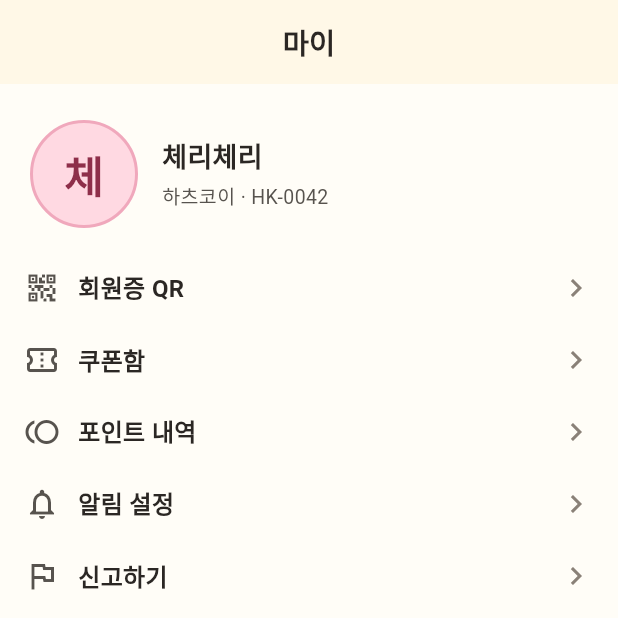
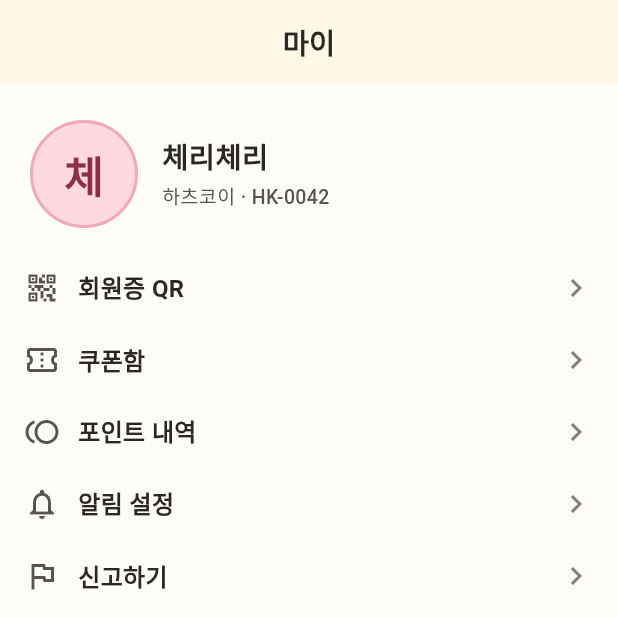
Before and after one commit to Assen-Entertainment/assen-platform, a Flutter app: the MyScreen screen opened by its route, on a phone screen of 412 x 824 dp, the top half of it. Run offline on Flutter 3.47's test engine with Material 3 defaults, Android fonts, the phone set to English and light mode, and no system bars; our stand-ins replace flutter_riverpod, go_router; Roboto replaces fonts that are missing (Pretendard).

Commit message:
Align typography leftovers with design tokens
ASS-134 closes the remaining font-size literal drift by adding explicit display.s and caption.micro typography slots, regenerating the token projection, and moving onboarding/catalog/function labels onto semantic token names. Pixel typography remains reserved for serial, stamp, and decorative caption surfaces.

Constraint: docs/design/tokens.json is the SSOT; generated Dart token files must come from Style Dictionary, not hand edits

Constraint: Figma MCP is not exposed in this session; local design docs and token SSOT were used as the available design-system authority

Rejected: Reuse pixelSize for bottom tabs and field labels | pixel is documented for serial/stamp/decorative captions only

Rejected: Modify an existing _test.dart snapshot | #31 blocks existing test edits, so ASS-134 coverage is a new test file

Confidence: high

Scope-risk: narrow

Directive: Add semantic typography slots before borrowing pixel/display values for unrelated UI roles

Tested: npm --prefix tools/tokens run build; node tools/tokens/verify-css.mjs; git diff --cached --check; git diff --exit-code generated files; rg literal check found no target literals

Not-tested: dart/flutter commands unavailable in local PATH; CI must run format/analyze/flutter tests

Co-authored-by: OmX <omx@oh-my-codex.dev>

```diff
--- a/apps/fan_app/lib/screens/my_screen.dart
+++ b/apps/fan_app/lib/screens/my_screen.dart
@@ -51,8 +51,7 @@ class MyScreen extends ConsumerWidget {
                     children: [
                       Text(
                         member.name,
-                        style: TextStyle(
-                          fontSize: 18,
+                        style: TypographyTokens.titleL.copyWith(
                           fontWeight: FontWeight.w800,
                           color: colors.ink900,
                         ),
@@ -60,7 +59,9 @@ class MyScreen extends ConsumerWidget {
                       const SizedBox(height: SpacingTokens.s1),
                       Text(
                         '${member.tierLabel} · ${member.memberNumber}',
-                        style: TextStyle(fontSize: 13, color: colors.ink700),
+                        style: TypographyTokens.label.copyWith(
+                          color: colors.ink700,
+                        ),
                       ),
                     ],
                   ),
--- a/docs/design/tokens.json
+++ b/docs/design/tokens.json
@@ -100,6 +100,7 @@
     "scale": {
       "displayL": { "$type": "typography", "$value": { "fontFamily": "{typography.fontFamily.display}", "fontSize": { "value": 36, "unit": "px" }, "lineHeight": 1.28, "fontWeight": 700 } },
       "displayM": { "$type": "typography", "$value": { "fontFamily": "{typography.fontFamily.display}", "fontSize": { "value": 28, "unit": "px" }, "lineHeight": 1.36, "fontWeight": 700 } },
+      "displayS": { "$type": "typography", "$value": { "fontFamily": "{typography.fontFamily.display}", "fontSize": { "value": 24, "unit": "px" }, "lineHeight": 1.33, "fontWeight": 700 } },
       "headline": { "$type": "typography", "$value": { "fontFamily": "{typography.fontFamily.display}", "fontSize": { "value": 22, "unit": "px" }, "lineHeight": 1.36, "fontWeight": 700 } },
       "titleL": { "$type": "typography", "$value": { "fontFamily": "{typography.fontFamily.body}", "fontSize": { "value": 19, "unit": "px" }, "lineHeight": 1.42, "fontWeight": 600 } },
       "titleM": { "$type": "typography", "$value": { "fontFamily": "{typography.fontFamily.body}", "fontSize": { "value": 16, "unit": "px" }, "lineHeight": 1.5, "fontWeight": 600 } },
@@ -107,6 +108,7 @@
       "bodyM": { "$type": "typography", "$value": { "fontFamily": "{typography.fontFamily.body}", "fontSize": { "value": 14, "unit": "px" }, "lineHeight": 1.57, "fontWeight": 400 } },
       "bodyS": { "$type": "typography", "$value": { "fontFamily": "{typography.fontFamily.body}", "fontSize": { "value": 12, "unit": "px" }, "lineHeight": 1.5, "fontWeight": 400 } },
       "label": { "$type": "typography", "$value": { "fontFamily": "{typography.fontFamily.body}", "fontSize": { "value": 13, "unit": "px" }, "lineHeight": 1.38, "fontWeight": 500 } },
+      "captionMicro": { "$type": "typography", "$value": { "fontFamily": "{typography.fontFamily.body}", "fontSize": { "value": 11, "unit": "px" }, "lineHeight": 1.45, "fontWeight": 500 } },
       "pixel": { "$type": "typography", "$value": { "fontFamily": "{typography.fontFamily.pixel}", "fontSize": { "value": 11, "unit": "px" }, "lineHeight": 1.45, "fontWeight": 400 } }
     }
   },
--- a/packages/core_tokens/lib/src/typography.gen.dart
+++ b/packages/core_tokens/lib/src/typography.gen.dart
@@ -39,6 +39,9 @@ abstract final class TypographyTokens {
   /// typography.scale.displayM — 28px.
   static const double displayMSize = 28;
 
+  /// typography.scale.displayS — 24px.
+  static const double displaySSize = 24;
+
   /// typography.scale.headline — 22px.
   static const double headlineSize = 22;
 
@@ -60,6 +63,9 @@ abstract final class TypographyTokens {
   /// typography.scale.label — 13px.
   static const double labelSize = 13;
 
+  /// typography.scale.captionMicro — 11px.
+  static const double captionMicroSize = 11;
+
   /// typography.scale.pixel — 11px.
   static const double pixelSize = 11;
 
@@ -78,6 +84,15 @@ abstract final class TypographyTokens {
     fontFamilyFallback: displayFontFamilyFallback,
     fontSize: 28,
     height: 1.36,
+    fontWeight: FontWeight.w700,
+  );
+
+  /// typography.scale.displayS — composed display 24px style.
+  static const TextStyle displayS = TextStyle(
+    fontFamily: displayFontFamily,
+    fontFamilyFallback: displayFontFamilyFallback,
+    fontSize: 24,
+    height: 1.33,
     fontWeight: FontWeight.w700,
   );
 
@@ -144,6 +159,15 @@ abstract final class TypographyTokens {
     fontWeight: FontWeight.w500,
   );
 
+  /// typography.scale.captionMicro — composed body 11px style.
+  static const TextStyle captionMicro = TextStyle(
+    fontFamily: bodyFontFamily,
+    fontFamilyFallback: bodyFontFamilyFallback,
+    fontSize: 11,
+    height: 1.45,
+    fontWeight: FontWeight.w500,
+  );
+
   /// typography.scale.pixel — composed pixel 11px style.
   static const TextStyle pixel = TextStyle(
     fontFamily: pixelFontFamily,
--- a/packages/ui_kit/lib/src/catalog.dart
+++ b/packages/ui_kit/lib/src/catalog.dart
@@ -308,9 +308,8 @@ class _Section extends StatelessWidget {
         children: [
           Text(
             title,
-            style: TextStyle(
+            style: TypographyTokens.label.copyWith(
               color: colors.ink700,
-              fontSize: 13,
               fontWeight: FontWeight.w700,
             ),
           ),
--- a/packages/ui_kit/lib/src/molecule_catalog.dart
+++ b/packages/ui_kit/lib/src/molecule_catalog.dart
@@ -364,9 +364,8 @@ class _Section extends StatelessWidget {
         children: [
           Text(
             title,
-            style: TextStyle(
+            style: TypographyTokens.label.copyWith(
               color: colors.ink700,
-              fontSize: 13,
               fontWeight: FontWeight.w700,
             ),
           ),
--- a/packages/ui_kit/lib/src/organism_catalog.dart
+++ b/packages/ui_kit/lib/src/organism_catalog.dart
@@ -369,9 +369,8 @@ class _Section extends StatelessWidget {
         children: [
           Text(
             title,
-            style: TextStyle(
+            style: TypographyTokens.label.copyWith(
               color: colors.ink700,
-              fontSize: 13,
               fontWeight: FontWeight.w700,
             ),
           ),
--- a/packages/ui_kit/lib/src/organisms/app_bar.dart
+++ b/packages/ui_kit/lib/src/organisms/app_bar.dart
@@ -151,8 +151,8 @@ class AssenTabBar extends StatelessWidget {
         elevation: 0,
         selectedItemColor: colors.roseMain,
         unselectedItemColor: colors.ink500,
-        selectedFontSize: TypographyTokens.pixelSize,
-        unselectedFontSize: TypographyTokens.pixelSize,
+        selectedFontSize: TypographyTokens.captionMicroSize,
+        unselectedFontSize: TypographyTokens.captionMicroSize,
         items: [
           for (var i = 0; i < items.length; i++)
             BottomNavigationBarItem(
--- a/packages/ui_kit/lib/src/organisms/membership_card.dart
+++ b/packages/ui_kit/lib/src/organisms/membership_card.dart
@@ -213,7 +213,7 @@ class _Field extends StatelessWidget {
         Text(
           label,
           style: TextStyle(
-            fontSize: TypographyTokens.pixelSize,
+            fontSize: TypographyTokens.captionMicroSize,
             fontWeight: FontWeight.w700,
             letterSpacing: 1,
             color: ink,
--- a/packages/ui_kit/lib/src/organisms/schedule_calendar.dart
+++ b/packages/ui_kit/lib/src/organisms/schedule_calendar.dart
@@ -180,7 +180,7 @@ class _DayPill extends StatelessWidget {
               Text(
                 day.weekday,
                 style: TextStyle(
-                  fontSize: TypographyTokens.pixelSize,
+                  fontSize: TypographyTokens.captionMicroSize,
                   fontWeight: FontWeight.w700,
                   color: isSelected ? colors.white : colors.ink500,
                 ),
--- a/packages/ui_kit/lib/src/token_swatch.dart
+++ b/packages/ui_kit/lib/src/token_swatch.dart
@@ -32,7 +32,7 @@ class TokenSwatch extends StatelessWidget {
           ),
         ),
         const SizedBox(height: SpacingTokens.s2),
-        Text(label, style: const TextStyle(fontSize: 11)),
+        Text(label, style: TypographyTokens.captionMicro),
       ],
     );
   }
```
Also changed, not shown: apps/fan_app/lib/screens/onboarding_screen.dart (+2 -9 lines), 2 other files.
